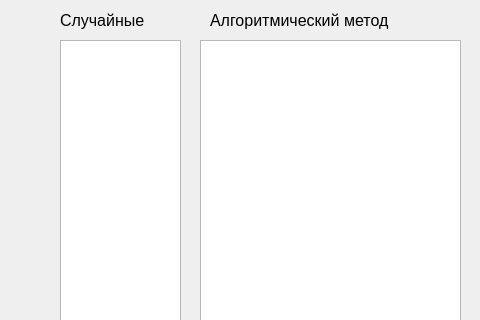
The window that lab_03/tables.ui (aavortep/modeling) describes before a commit, drawn with Qt 5; both pictures show x 0 to 480 and y 0 to 320 of the 800 by 600 pixel window.
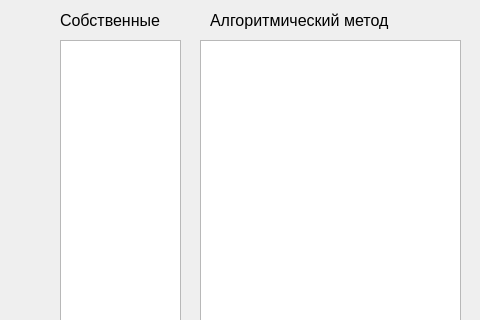
The same window after the commit.

```diff
--- a/lab_03/tables.ui
+++ b/lab_03/tables.ui
@@ -203,7 +203,7 @@
      </font>
     </property>
     <property name="text">
-     <string>Случайные</string>
+     <string>Собственные</string>
     </property>
    </widget>
    <widget class="QLabel" name="label_2">
```
